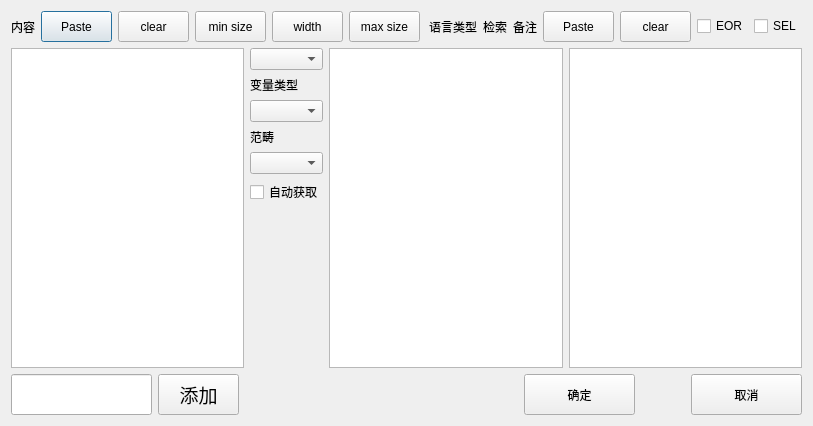
The window that auto_c_code/PushDbdialog.ui (yjduoduo/auto_c_code) describes before a commit, drawn with Qt 5.
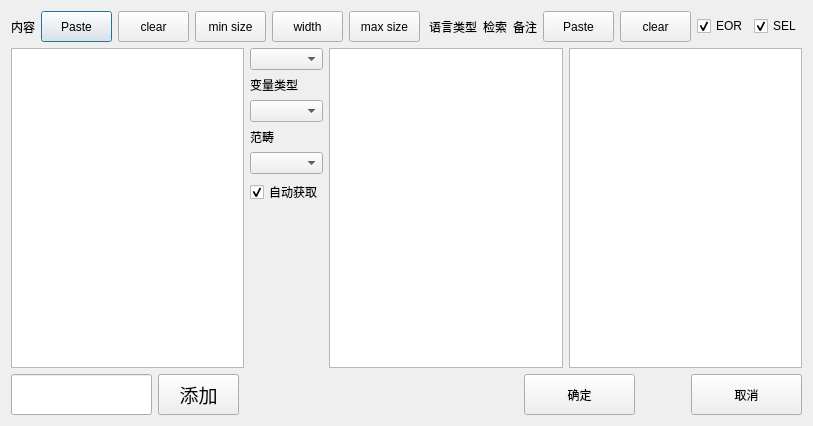
The same window after the commit.

The edit to the form file:
```diff
--- a/auto_c_code/PushDbdialog.ui
+++ b/auto_c_code/PushDbdialog.ui
@@ -195,6 +195,9 @@
            <property name="text">
             <string>EOR</string>
            </property>
+           <property name="checked">
+            <bool>true</bool>
+           </property>
           </widget>
          </item>
          <item>
@@ -205,6 +208,9 @@
            <property name="text">
             <string>SEL</string>
            </property>
+           <property name="checked">
+            <bool>true</bool>
+           </property>
           </widget>
          </item>
         </layout>
@@ -246,6 +252,9 @@
            <property name="text">
             <string>自动获取</string>
            </property>
+           <property name="checked">
+            <bool>true</bool>
+           </property>
           </widget>
          </item>
          <item>
```
